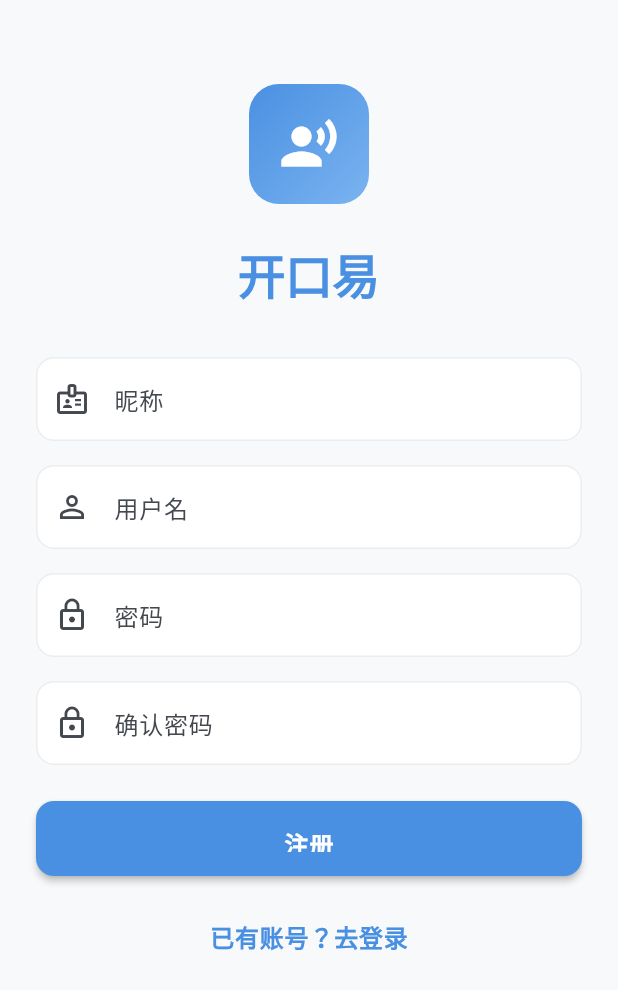
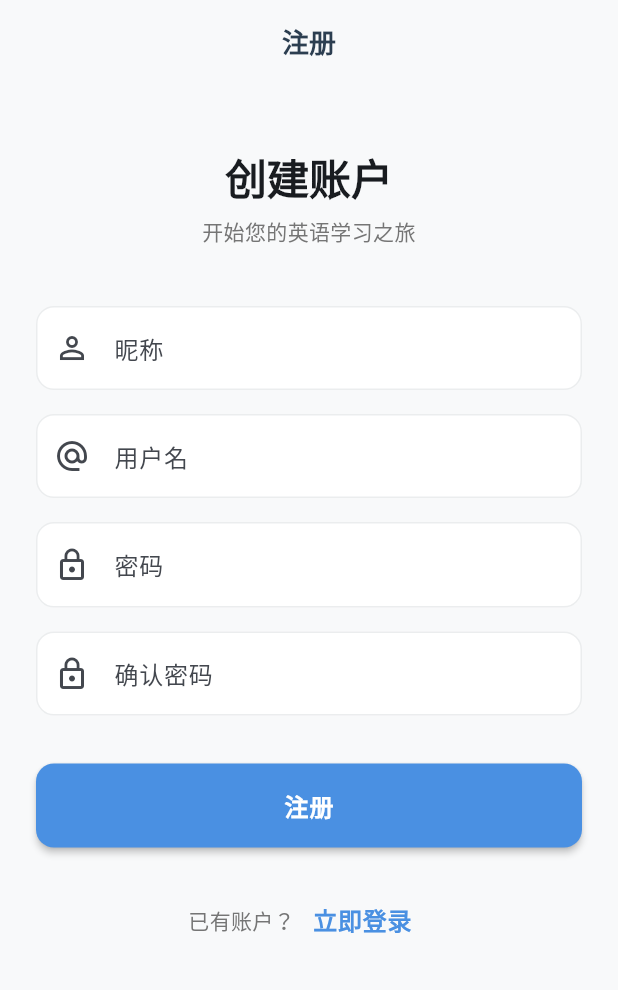
Before and after one commit to mageg-x/kaikouyi, a Flutter app: the RegisterScreen screen opened by its route, on a phone screen of 412 x 824 dp. Shown: the top 990 px of the screen. Run offline on Flutter 3.47's test engine with Material 3 defaults, Android fonts, the phone set to English and light mode, and no system bars; our stand-ins replace dio, flutter_riverpod, go_router, just_audio, shared_preferences, sqflite; accounts and stored records are empty.

```diff
--- a/lib/ui/pages/auth/login_screen.dart
+++ b/lib/ui/pages/auth/login_screen.dart
@@ -36,9 +36,9 @@ class _LoginScreenState extends ConsumerState<LoginScreen> {
     });
 
     final success = await ref.read(userProvider.notifier).login(
-      _usernameController.text,
-      _passwordController.text,
-    );
+          _usernameController.text,
+          _passwordController.text,
+        );
 
     if (mounted) {
       setState(() => _isLoading = false);
--- a/lib/ui/pages/auth/register_screen.dart
+++ b/lib/ui/pages/auth/register_screen.dart
@@ -1,8 +1,7 @@
 import 'package:flutter/material.dart';
 import 'package:flutter_riverpod/flutter_riverpod.dart';
-import 'package:go_router/go_router.dart';
-import '../../../core/theme/app_theme.dart';
 import '../../providers/user_provider.dart';
+import 'login_screen.dart';
 
 class RegisterScreen extends ConsumerStatefulWidget {
   const RegisterScreen({super.key});
@@ -12,16 +11,15 @@ class RegisterScreen extends ConsumerStatefulWidget {
 }
 
 class _RegisterScreenState extends ConsumerState<RegisterScreen> {
-  final _nameController = TextEditingController();
+  final _nicknameController = TextEditingController();
   final _usernameController = TextEditingController();
   final _passwordController = TextEditingController();
   final _confirmPasswordController = TextEditingController();
   bool _isLoading = false;
-  String? _errorMessage;
 
   @override
   void dispose() {
-    _nameController.dispose();
+    _nicknameController.dispose();
     _usernameController.dispose();
     _passwordController.dispose();
     _confirmPasswordController.dispose();
@@ -29,41 +27,47 @@ class _RegisterScreenState extends ConsumerState<RegisterScreen> {
   }
 
   Future<void> _handleRegister() async {
-    if (_nameController.text.isEmpty ||
+    if (_nicknameController.text.isEmpty ||
         _usernameController.text.isEmpty ||
         _passwordController.text.isEmpty) {
-      setState(() => _errorMessage = '请填写所有字段');
+      ScaffoldMessenger.of(context).showSnackBar(
+        const SnackBar(content: Text('请填写所有必填项')),
+      );
       return;
     }
 
     if (_passwordController.text != _confirmPasswordController.text) {
-      setState(() => _errorMessage = '两次输入的密码不一致');
+      ScaffoldMessenger.of(context).showSnackBar(
+        const SnackBar(content: Text('两次密码输入不一致')),
+      );
       return;
     }
 
-    if (_passwordController.text.length < 6) {
-      setState(() => _errorMessage = '密码长度至少6位');
-      return;
-    }
-
-    setState(() {
-      _isLoading = true;
-      _errorMessage = null;
-    });
+    setState(() => _isLoading = true);
 
     final success = await ref.read(userProvider.notifier).register(
           _usernameController.text,
           _passwordController.text,
-      _nameController.text,
+          _nicknameController.text,
         );
 
-    if (mounted) {
     setState(() => _isLoading = false);
 
     if (success) {
-        context.go('/onboarding');
+      if (mounted) {
+        ScaffoldMessenger.of(context).showSnackBar(
+          const SnackBar(content: Text('注册成功，请登录'), backgroundColor: Colors.green),
+        );
+        Navigator.pushReplacement(
+          context,
+          MaterialPageRoute(builder: (_) => const LoginScreen()),
+        );
+      }
     } else {
-        setState(() => _errorMessage = '用户名已存在');
+      if (mounted) {
+        ScaffoldMessenger.of(context).showSnackBar(
+          const SnackBar(content: Text('注册失败，用户名可能已存在'), backgroundColor: Colors.red),
+        );
       }
     }
   }
@@ -71,121 +75,127 @@ class _RegisterScreenState extends ConsumerState<RegisterScreen> {
   @override
   Widget build(BuildContext context) {
     return Scaffold(
+      appBar: AppBar(
+        title: const Text('注册'),
+        backgroundColor: Colors.transparent,
+        elevation: 0,
+      ),
       body: SafeArea(
         child: SingleChildScrollView(
-          padding: const EdgeInsets.all(AppSpacing.lg),
+          padding: const EdgeInsets.all(24),
           child: Column(
-            mainAxisAlignment: MainAxisAlignment.center,
+            crossAxisAlignment: CrossAxisAlignment.stretch,
             children: [
-              const SizedBox(height: AppSpacing.xl),
-              Container(
-                width: 80,
-                height: 80,
-                decoration: BoxDecoration(
-                  gradient: LinearGradient(
-                    colors: [AppColors.primary, AppColors.primaryLight],
-                    begin: Alignment.topLeft,
-                    end: Alignment.bottomRight,
+              const SizedBox(height: 20),
+              Text(
+                '创建账户',
+                style: Theme.of(context).textTheme.headlineMedium?.copyWith(
+                      fontWeight: FontWeight.bold,
                     ),
-                  borderRadius: BorderRadius.circular(20),
+                textAlign: TextAlign.center,
               ),
-                child: const Icon(
-                  Icons.record_voice_over,
-                  size: 40,
-                  color: Colors.white,
+              const SizedBox(height: 8),
+              Text(
+                '开始您的英语学习之旅',
+                style: Theme.of(context).textTheme.bodyMedium?.copyWith(
+                      color: Colors.grey[600],
                     ),
+                textAlign: TextAlign.center,
               ),
-              const SizedBox(height: AppSpacing.lg),
-              Text(
-                '开口易',
-                style: AppTextStyles.headline1.copyWith(
-                  color: AppColors.primary,
-                ),
-              ),
-              const SizedBox(height: AppSpacing.xl),
+              const SizedBox(height: 40),
               TextField(
-                controller: _nameController,
+                controller: _nicknameController,
                 decoration: InputDecoration(
                   labelText: '昵称',
-                  prefixIcon: const Icon(Icons.badge_outlined),
+                  hintText: '请输入您的昵称',
+                  prefixIcon: const Icon(Icons.person_outline),
                   border: OutlineInputBorder(
-                    borderRadius: BorderRadius.circular(AppRadius.lg),
+                    borderRadius: BorderRadius.circular(12),
                   ),
                 ),
               ),
-              const SizedBox(height: AppSpacing.md),
+              const SizedBox(height: 16),
               TextField(
                 controller: _usernameController,
                 decoration: InputDecoration(
                   labelText: '用户名',
-                  prefixIcon: const Icon(Icons.person_outline),
+                  hintText: '请输入用户名（用于登录）',
+                  prefixIcon: const Icon(Icons.alternate_email),
                   border: OutlineInputBorder(
-                    borderRadius: BorderRadius.circular(AppRadius.lg),
+                    borderRadius: BorderRadius.circular(12),
                   ),
                 ),
               ),
-              const SizedBox(height: AppSpacing.md),
+              const SizedBox(height: 16),
               TextField(
                 controller: _passwordController,
                 obscureText: true,
                 decoration: InputDecoration(
                   labelText: '密码',
+                  hintText: '请输入密码（至少6位）',
                   prefixIcon: const Icon(Icons.lock_outline),
                   border: OutlineInputBorder(
-                    borderRadius: BorderRadius.circular(AppRadius.lg),
+                    borderRadius: BorderRadius.circular(12),
                   ),
                 ),
               ),
-              const SizedBox(height: AppSpacing.md),
+              const SizedBox(height: 16),
               TextField(
                 controller: _confirmPasswordController,
                 obscureText: true,
                 decoration: InputDecoration(
                   labelText: '确认密码',
+                  hintText: '请再次输入密码',
                   prefixIcon: const Icon(Icons.lock_outline),
                   border: OutlineInputBorder(
-                    borderRadius: BorderRadius.circular(AppRadius.lg),
+                    borderRadius: BorderRadius.circular(12),
                   ),
                 ),
               ),
-              if (_errorMessage != null) ...[
-                const SizedBox(height: AppSpacing.md),
-                Text(
-                  _errorMessage!,
-                  style: const TextStyle(color: AppColors.error),
-                ),
-              ],
-              const SizedBox(height: AppSpacing.lg),
-              SizedBox(
-                width: double.infinity,
-                height: 50,
-                child: ElevatedButton(
+              const SizedBox(height: 32),
+              ElevatedButton(
                 onPressed: _isLoading ? null : _handleRegister,
                 style: ElevatedButton.styleFrom(
-                    backgroundColor: AppColors.primary,
+                  backgroundColor: Theme.of(context).primaryColor,
+                  foregroundColor: Colors.white,
+                  padding: const EdgeInsets.symmetric(vertical: 16),
                   shape: RoundedRectangleBorder(
-                      borderRadius: BorderRadius.circular(AppRadius.lg),
+                    borderRadius: BorderRadius.circular(12),
                   ),
                 ),
                 child: _isLoading
                     ? const SizedBox(
-                          width: 24,
-                          height: 24,
+                        height: 20,
+                        width: 20,
                         child: CircularProgressIndicator(
+                          strokeWidth: 2,
                           color: Colors.white,
-                            strokeWidth: 2,
                         ),
                       )
-                      : const Text('注册', style: TextStyle(fontSize: 16)),
+                    : const Text(
+                        '注册',
+                        style: TextStyle(
+                            fontSize: 16, fontWeight: FontWeight.bold),
                       ),
               ),
-              const SizedBox(height: AppSpacing.md),
+              const SizedBox(height: 24),
+              Row(
+                mainAxisAlignment: MainAxisAlignment.center,
+                children: [
+                  Text(
+                    '已有账户？',
+                    style: TextStyle(color: Colors.grey[600]),
+                  ),
                   TextButton(
-                onPressed: () => context.go('/login'),
-                child: Text(
-                  '已有账号？去登录',
-                  style: TextStyle(color: AppColors.primary),
+                    onPressed: () {
+                      Navigator.pushReplacement(
+                        context,
+                        MaterialPageRoute(builder: (_) => const LoginScreen()),
+                      );
+                    },
+                    child: const Text('立即登录'),
                   ),
+                ],
               ),
             ],
           ),
```
Also changed, not shown: lib/data/services/api_service.dart (+16 -7 lines), lib/data/services/database_service.dart (+178 -23 lines), lib/ui/pages/home/home_screen.dart (+19 -8 lines), lib/ui/pages/onboarding/onboarding_screen.dart (+9 -2 lines), lib/ui/pages/profile/profile_screen.dart (+47 -5 lines), lib/ui/providers/user_provider.dart (+16 -16 lines), lib/data/services/storage_service.dart (line endings or trailing spaces), 8 other files. Lines whose indentation alone changed are shown as unchanged.
